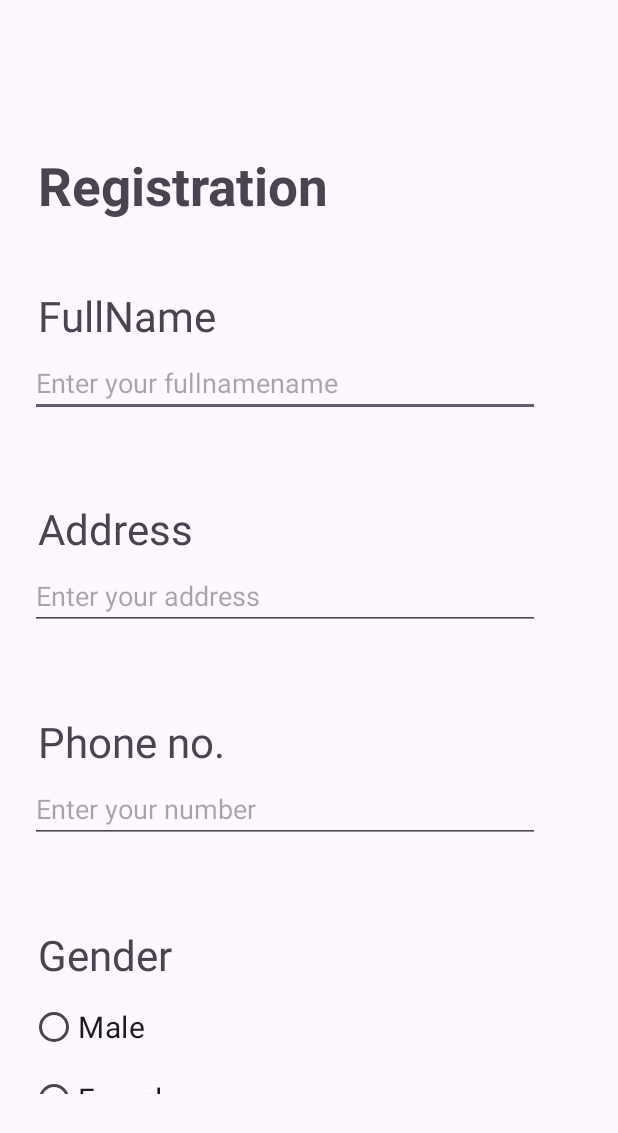
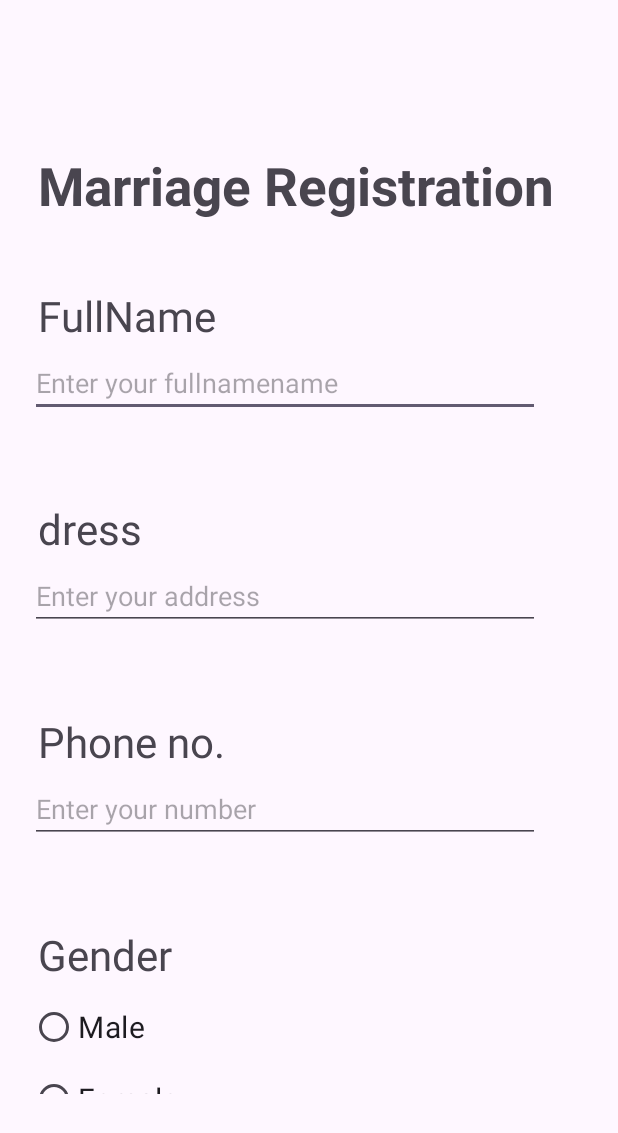
Before and after one commit to sajita72/Project, an Android app: the screen it shows after launch (registration), on a phone screen of 412 x 824 dp. Shown: the top 1133 px of the screen. Run offline under Robolectric (Android 15) with nearby library versions, the phone set to English and light mode, and no system bars.

```diff
--- a/app/src/main/res/layout/activity_login.xml
+++ b/app/src/main/res/layout/activity_login.xml
@@ -16,7 +16,7 @@
         android:layout_marginStart="16dp"
         android:paddingStart="12dp"
         android:paddingTop="100dp"
-        android:text="LOGIN"
+        android:text="LOGINPurnima"
         android:textSize="35sp"
         android:textStyle="bold"
         app:layout_constraintStart_toStartOf="parent"
--- a/app/src/main/res/layout/activity_registration.xml
+++ b/app/src/main/res/layout/activity_registration.xml
@@ -23,7 +23,7 @@
         android:layout_height="wrap_content"
         android:paddingStart="25dp"
         android:paddingTop="100dp"
-        android:text="Registration"
+        android:text="Marriage Registration"
         android:textSize="35sp"
         android:textStyle="bold"
         tools:layout_editor_absoluteX="33dp"
@@ -56,7 +56,7 @@
         android:layout_height="wrap_content"
         android:layout_marginStart="25dp"
         android:layout_marginTop="104dp"
-        android:text="Address"
+        android:text="dress"
         android:textSize="28sp"
         app:layout_constraintStart_toStartOf="@+id/textView"
         app:layout_constraintTop_toBottomOf="@id/user" />
```
Also changed, not shown: 1 other file.
